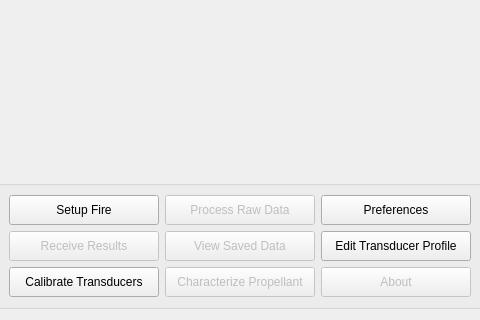
Qt form ui/views/forms/StartWidget.ui (reilleya/RMTS-Software) before a commit; both pictures show x 289 to 769 and y 366 to 686 of the 1058 by 686 pixel window.
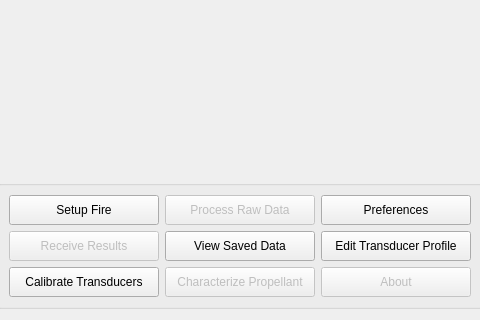
The same form after that commit.

What changed in the file:
```diff
--- a/ui/views/forms/StartWidget.ui
+++ b/ui/views/forms/StartWidget.ui
@@ -141,7 +141,7 @@
         <item row="1" column="1">
          <widget class="QPushButton" name="pushButtonSavedData">
           <property name="enabled">
-           <bool>false</bool>
+           <bool>true</bool>
           </property>
           <property name="minimumSize">
            <size>
```
